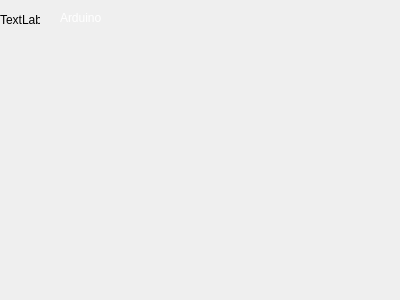
Qt form Desker/mainwindow.ui (zhiliao007/Desker) before a commit.
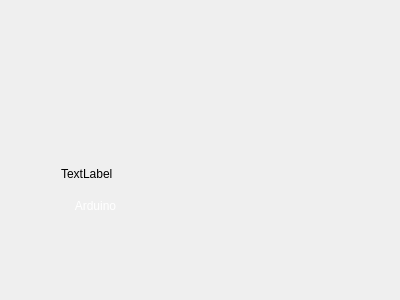
The same form after that commit.

Commit message: linux正确获取背景

```diff
--- a/Desker/mainwindow.ui
+++ b/Desker/mainwindow.ui
@@ -17,17 +17,27 @@
    <string notr="true"/>
   </property>
   <widget class="QWidget" name="centralWidget">
+   <widget class="QWidget" name="verticalLayoutWidget">
+    <property name="geometry">
+     <rect>
+      <x>50</x>
+      <y>150</y>
+      <width>91</width>
+      <height>80</height>
+     </rect>
+    </property>
+    <layout class="QVBoxLayout" name="verticalLayout">
+     <item>
+      <widget class="QLabel" name="label">
+       <property name="text">
+        <string>TextLabel</string>
+       </property>
+      </widget>
+     </item>
+     <item>
    <widget class="QLabel" name="label_2">
-    <property name="geometry">
-     <rect>
-      <x>60</x>
-      <y>0</y>
-      <width>79</width>
-      <height>36</height>
-     </rect>
-    </property>
     <property name="text">
-     <string>&lt;html&gt;&lt;head/&gt;&lt;body&gt;&lt;p&gt;&lt;span style=&quot; color:#ffffff;&quot;&gt;Arduino&lt;/span&gt;&lt;/p&gt;&lt;/body&gt;&lt;/html&gt;</string>
+        <string>&lt;html&gt;&lt;head/&gt;&lt;body&gt;&lt;p align=&quot;center&quot;&gt;&lt;span style=&quot; color:#ffffff;&quot;&gt;Arduino&lt;/span&gt;&lt;/p&gt;&lt;/body&gt;&lt;/html&gt;</string>
     </property>
     <property name="scaledContents">
      <bool>false</bool>
@@ -39,18 +49,8 @@
      <bool>false</bool>
     </property>
    </widget>
-   <widget class="QLabel" name="label">
-    <property name="geometry">
-     <rect>
-      <x>0</x>
-      <y>0</y>
-      <width>40</width>
-      <height>40</height>
-     </rect>
-    </property>
-    <property name="text">
-     <string>TextLabel</string>
-    </property>
+     </item>
+    </layout>
    </widget>
   </widget>
  </widget>
```
Lines whose indentation alone changed are shown as unchanged. The commit also changes 2 other files.
